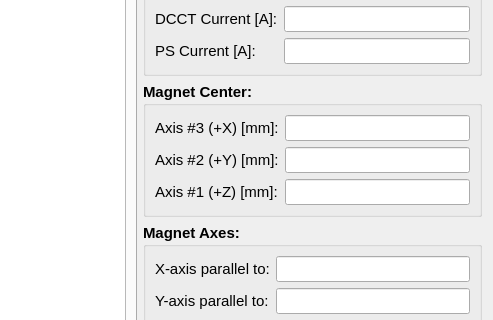
Old version of the form hallbench/gui/ui/viewfieldmapdialog.ui in the repository lnls-ima/hall-bench-control; both pictures show x 791 to 1284 and y 302 to 622 of the 1284 by 893 pixel window.
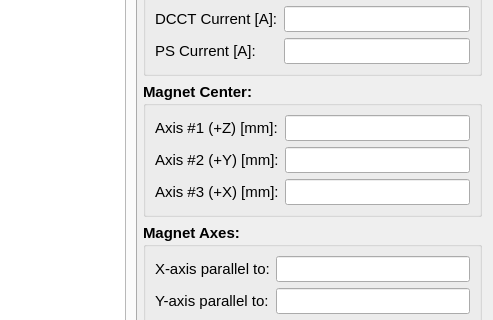
New version of the form. Custom widgets are drawn as their Qt base class.

Patch:
```diff
--- a/hallbench/gui/ui/viewfieldmapdialog.ui
+++ b/hallbench/gui/ui/viewfieldmapdialog.ui
@@ -340,6 +340,9 @@
       <string>Magnet Center:</string>
      </property>
      <layout class="QFormLayout" name="formLayout_2">
+      <property name="fieldGrowthPolicy">
+       <enum>QFormLayout::AllNonFixedFieldsGrow</enum>
+      </property>
       <item row="0" column="0">
        <widget class="QLabel" name="label_3">
         <property name="font">
@@ -349,12 +352,12 @@
          </font>
         </property>
         <property name="text">
-         <string>Axis #3 (+X) [mm]:</string>
+         <string>Axis #1 (+Z) [mm]:</string>
         </property>
        </widget>
       </item>
       <item row="0" column="1">
-       <widget class="QLineEdit" name="magnet_center_pos3_le">
+       <widget class="QLineEdit" name="magnet_center_pos1_le">
         <property name="sizePolicy">
          <sizepolicy hsizetype="Preferred" vsizetype="Fixed">
           <horstretch>0</horstretch>
@@ -404,6 +407,25 @@
         </property>
        </widget>
       </item>
+      <item row="2" column="1">
+       <widget class="QLineEdit" name="magnet_center_pos3_le">
+        <property name="sizePolicy">
+         <sizepolicy hsizetype="Preferred" vsizetype="Fixed">
+          <horstretch>0</horstretch>
+          <verstretch>0</verstretch>
+         </sizepolicy>
+        </property>
+        <property name="font">
+         <font>
+          <weight>50</weight>
+          <bold>false</bold>
+         </font>
+        </property>
+        <property name="readOnly">
+         <bool>true</bool>
+        </property>
+       </widget>
+      </item>
       <item row="2" column="0">
        <widget class="QLabel" name="label_5">
         <property name="font">
@@ -413,26 +435,7 @@
          </font>
         </property>
         <property name="text">
-         <string>Axis #1 (+Z) [mm]:</string>
-        </property>
-       </widget>
-      </item>
-      <item row="2" column="1">
-       <widget class="QLineEdit" name="magnet_center_pos1_le">
-        <property name="sizePolicy">
-         <sizepolicy hsizetype="Preferred" vsizetype="Fixed">
-          <horstretch>0</horstretch>
-          <verstretch>0</verstretch>
-         </sizepolicy>
-        </property>
-        <property name="font">
-         <font>
-          <weight>50</weight>
-          <bold>false</bold>
-         </font>
-        </property>
-        <property name="readOnly">
-         <bool>true</bool>
+         <string>Axis #3 (+X) [mm]:</string>
         </property>
        </widget>
       </item>
```
